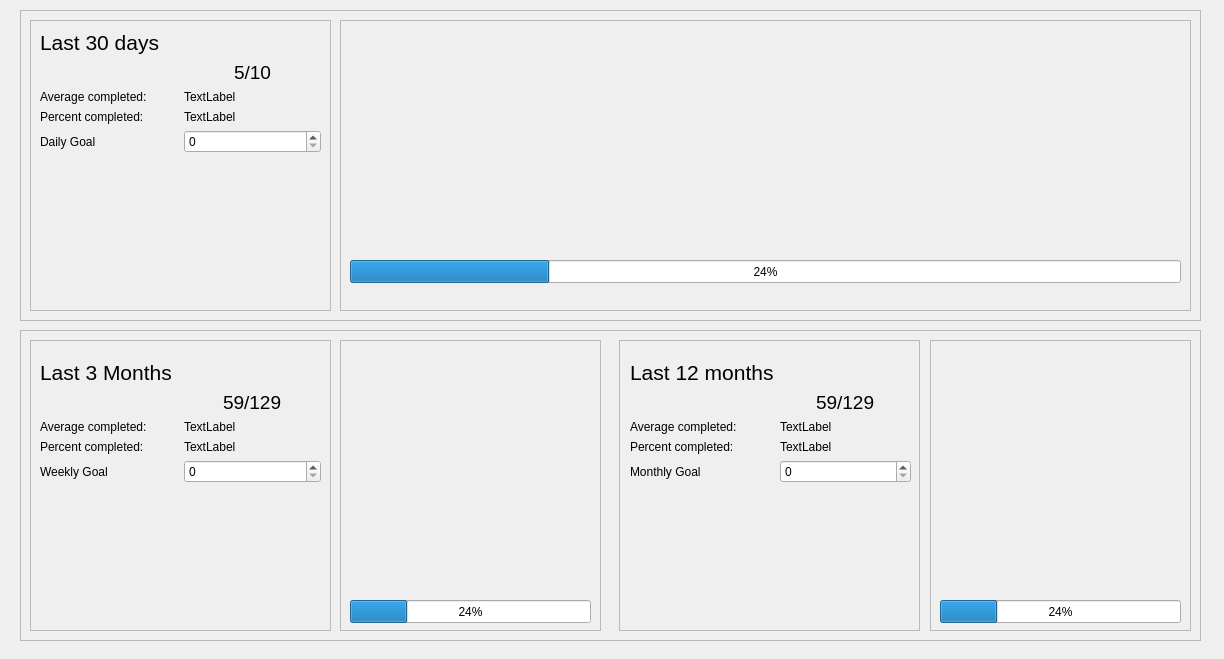
First picture: the form in src/gui/ui/goalsview.ui, repository ravenvz/SprintTimer, before the edit.
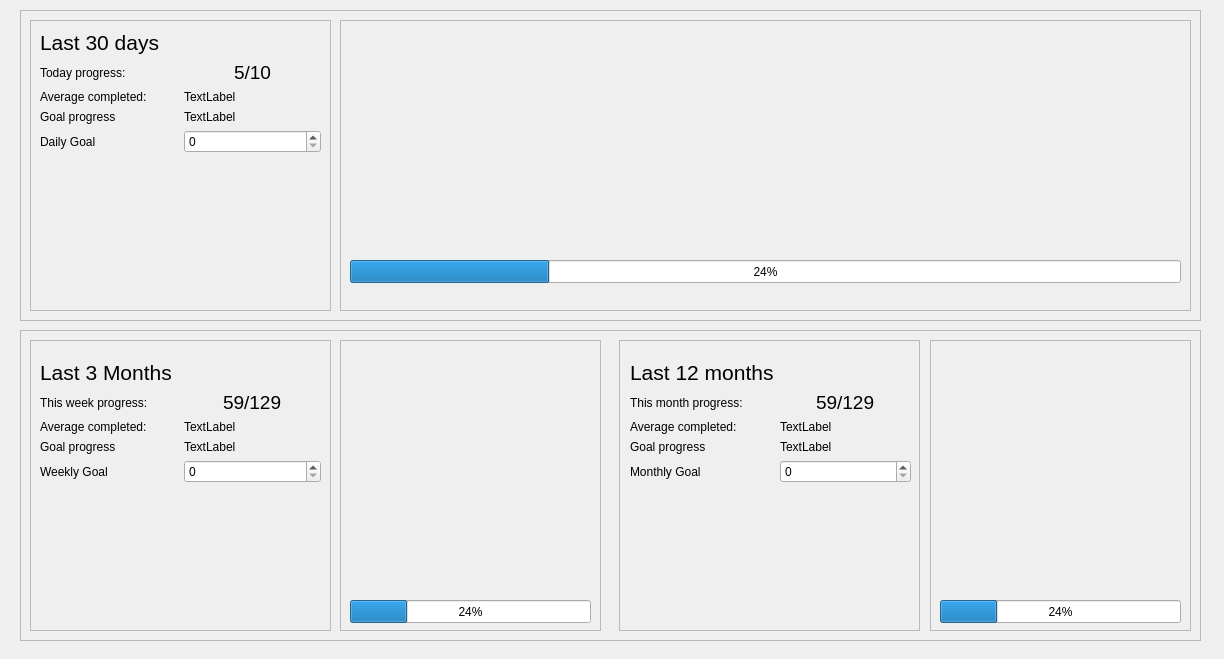
Second picture: the form after the edit.

Commit message: Progress bars are now working in goal view

Patch:
```diff
--- a/src/gui/ui/goalsview.ui
+++ b/src/gui/ui/goalsview.ui
@@ -83,7 +83,7 @@
     <item row="3" column="0" alignment="Qt::AlignLeft">
      <widget class="QLabel" name="label_5">
       <property name="text">
-       <string>Percent completed: </string>
+       <string>Goal progress</string>
       </property>
      </widget>
     </item>
@@ -113,6 +113,13 @@
       </property>
      </widget>
     </item>
+    <item row="1" column="0">
+     <widget class="QLabel" name="label_3">
+      <property name="text">
+       <string>Today progress:</string>
+      </property>
+     </widget>
+    </item>
    </layout>
   </widget>
   <widget class="QWidget" name="gridLayoutWidget_3">
@@ -180,7 +187,7 @@
     <item row="3" column="0" alignment="Qt::AlignLeft">
      <widget class="QLabel" name="label_9">
       <property name="text">
-       <string>Percent completed: </string>
+       <string>Goal progress</string>
       </property>
      </widget>
     </item>
@@ -223,6 +230,13 @@
       </property>
      </widget>
     </item>
+    <item row="1" column="0">
+     <widget class="QLabel" name="label_7">
+      <property name="text">
+       <string>This week progress:</string>
+      </property>
+     </widget>
+    </item>
    </layout>
   </widget>
   <widget class="QWidget" name="gridLayoutWidget_4">
@@ -324,7 +338,7 @@
     <item row="3" column="0" alignment="Qt::AlignLeft">
      <widget class="QLabel" name="label_11">
       <property name="text">
-       <string>Percent completed: </string>
+       <string>Goal progress</string>
       </property>
      </widget>
     </item>
@@ -354,6 +368,13 @@
       </property>
      </widget>
     </item>
+    <item row="1" column="0">
+     <widget class="QLabel" name="label_13">
+      <property name="text">
+       <string>This month progress:</string>
+      </property>
+     </widget>
+    </item>
    </layout>
   </widget>
   <widget class="QWidget" name="gridLayoutWidget_6">
```
Left out of the diff: 12 changed lines with no effect on the pictures. The commit also changes 2 other files.
